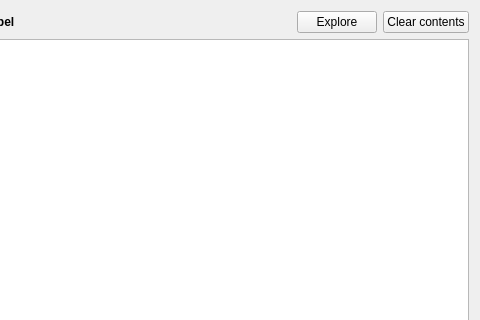
The window that src/apps/openfluid-builder/outputs/OutputsWidget.ui (OpenFLUID/openfluid) describes before a commit, drawn with Qt 5; both pictures show x 182 to 662 and y 0 to 320 of the 662 by 491 pixel window.
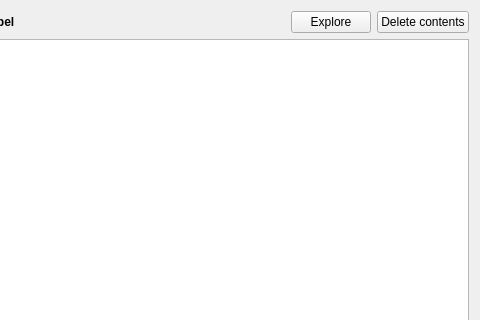
The same window after the commit.

The edit to the form file:
```diff
--- a/src/apps/openfluid-builder/outputs/OutputsWidget.ui
+++ b/src/apps/openfluid-builder/outputs/OutputsWidget.ui
@@ -61,7 +61,7 @@
         </sizepolicy>
        </property>
        <property name="text">
-        <string>Clear contents</string>
+        <string>Delete contents</string>
        </property>
       </widget>
      </item>
```
